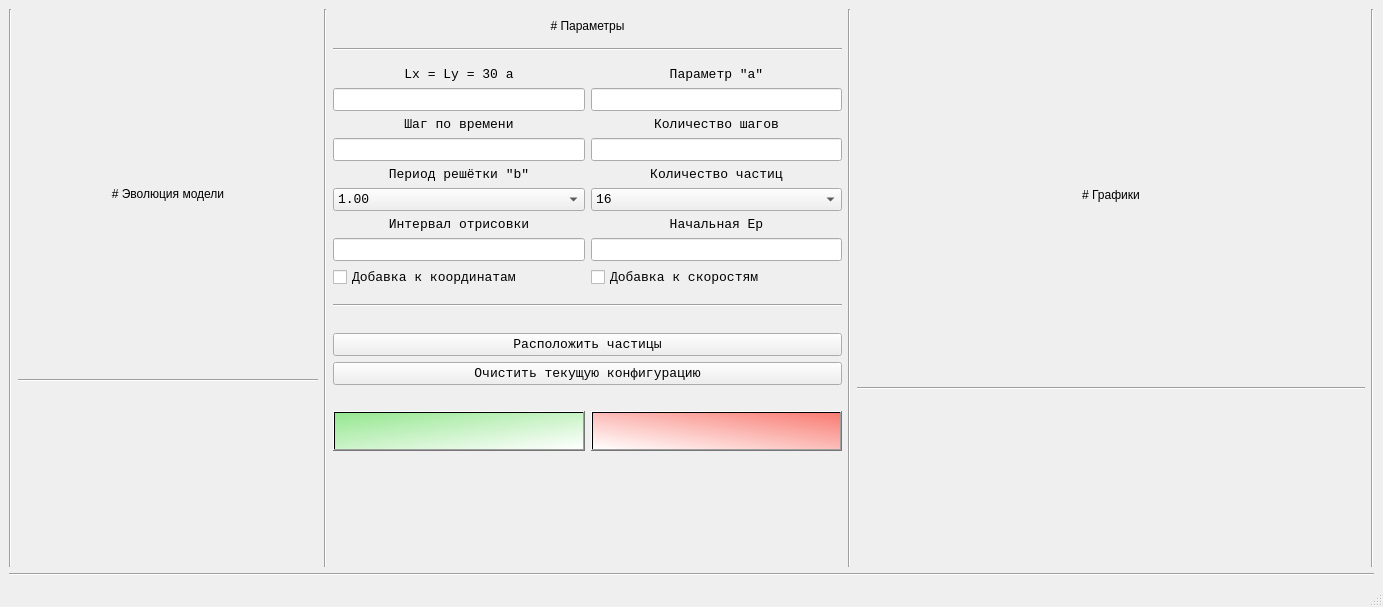
Above: resources/main_app.ui from nmikolaychuk/MolecularDynamics before the change. Below: the same form after it.
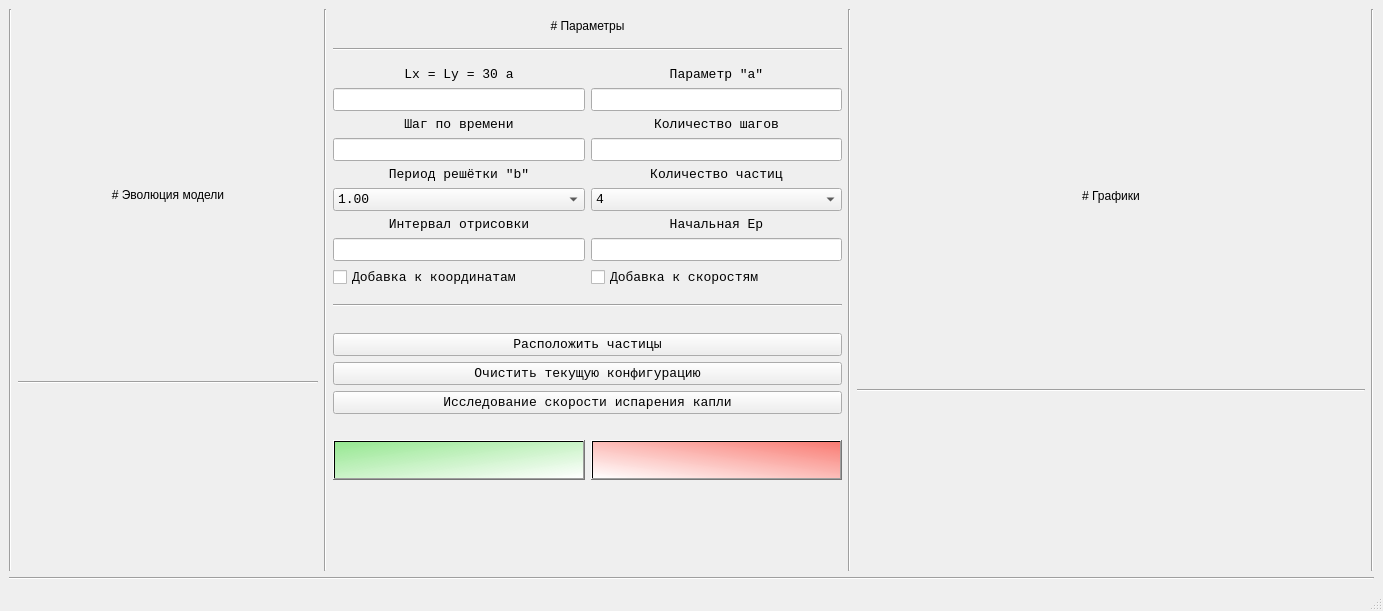
That is the form after the change. Icons and pictures are not drawn.

What changed in the file:
```diff
--- a/resources/main_app.ui
+++ b/resources/main_app.ui
@@ -10,7 +10,7 @@
     <x>0</x>
     <y>0</y>
     <width>1383</width>
-    <height>607</height>
+    <height>611</height>
    </rect>
   </property>
   <property name="windowTitle">
@@ -713,6 +713,16 @@
                   <property name="sizeAdjustPolicy">
                    <enum>QComboBox::AdjustToContents</enum>
                   </property>
+                  <item>
+                   <property name="text">
+                    <string>4</string>
+                   </property>
+                  </item>
+                  <item>
+                   <property name="text">
+                    <string>9</string>
+                   </property>
+                  </item>
                   <item>
                    <property name="text">
                     <string>16</string>
@@ -906,6 +916,31 @@
               </property>
              </widget>
             </item>
+            <item>
+             <widget class="QPushButton" name="research_evaporation">
+              <property name="sizePolicy">
+               <sizepolicy hsizetype="Minimum" vsizetype="Minimum">
+                <horstretch>0</horstretch>
+                <verstretch>0</verstretch>
+               </sizepolicy>
+              </property>
+              <property name="maximumSize">
+               <size>
+                <width>16777215</width>
+                <height>40</height>
+               </size>
+              </property>
+              <property name="font">
+               <font>
+                <family>Consolas</family>
+                <pointsize>10</pointsize>
+               </font>
+              </property>
+              <property name="text">
+               <string>Исследование скорости испарения капли</string>
+              </property>
+             </widget>
+            </item>
             <item>
              <spacer name="verticalSpacer_2">
               <property name="orientation">
```
Left out of the diff: 2 changed lines with no effect on the pictures.
